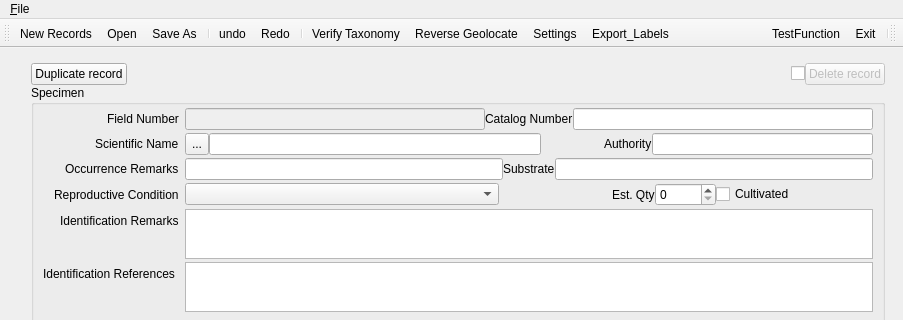
The window that ui/TestUI.ui (CapPow/collBook) describes before a commit, drawn with Qt 5; both pictures show x 0 to 903 and y 0 to 320 of the 903 by 704 pixel window.
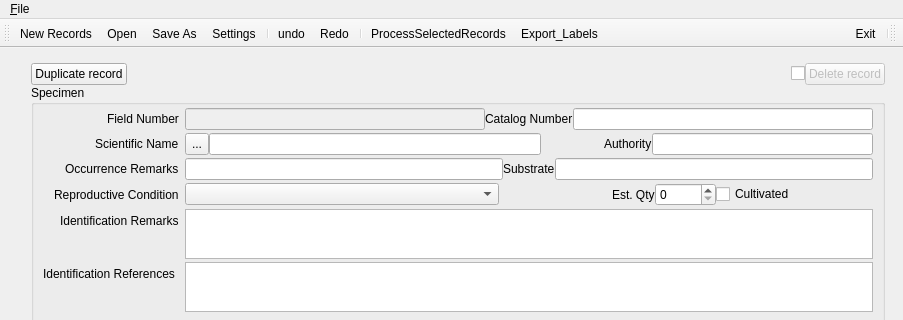
The same window after the commit. Icons and pictures are not drawn. Custom widgets are drawn as their Qt base class.

```diff
--- a/ui/TestUI.ui
+++ b/ui/TestUI.ui
@@ -1498,13 +1498,12 @@
    <addaction name="action_New_Records"/>
    <addaction name="action_Open"/>
    <addaction name="action_Save_As"/>
+   <addaction name="action_Settings"/>
    <addaction name="separator"/>
    <addaction name="action_undo"/>
    <addaction name="action_Redo"/>
    <addaction name="separator"/>
-   <addaction name="action_Verify_Taxonomy"/>
-   <addaction name="action_Reverse_Geolocate"/>
-   <addaction name="action_Settings"/>
+   <addaction name="action_Verify_All"/>
    <addaction name="action_Export_Labels"/>
   </widget>
   <widget class="QToolBar" name="right_toolBar">
@@ -1528,7 +1527,6 @@
    </attribute>
    <addaction name="separator"/>
    <addaction name="action_Exit"/>
-   <addaction name="actionTestFunction"/>
   </widget>
   <widget class="QStatusBar" name="statusbar"/>
   <action name="action_Open">
@@ -1660,7 +1658,11 @@
     <string>Test a function</string>
    </property>
   </action>
-  <action name="actionProcessSelectedRecords">
+  <action name="action_Verify_All">
+   <property name="icon">
+    <iconset resource="resources/Resources.qrc">
+     <normaloff>:/rc_/play.svg</normaloff>:/rc_/play.svg</iconset>
+   </property>
    <property name="text">
     <string>&amp;ProcessSelectedRecords</string>
    </property>
```
